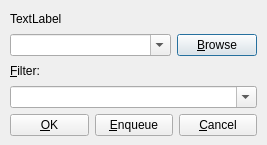
Old version of the form FileOperation/FileOperationDialog.ui in the repository martin-kudlicka/file-commander.
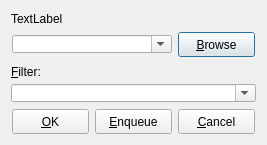
New version of the form.

Commit message: * broken layuout in FileOperationDialog class

```diff
--- a/FileOperation/FileOperationDialog.ui
+++ b/FileOperation/FileOperationDialog.ui
@@ -12,24 +12,15 @@
   <property name="windowTitle" >
    <string>Dialog</string>
   </property>
-  <widget class="QWidget" name="verticalLayout" >
-   <property name="geometry" >
-    <rect>
-     <x>10</x>
-     <y>10</y>
-     <width>247</width>
-     <height>126</height>
-    </rect>
-   </property>
-   <layout class="QVBoxLayout" >
-    <property name="margin" >
-     <number>0</number>
-    </property>
-    <property name="spacing" >
-     <number>6</number>
-    </property>
-    <item>
      <widget class="QLabel" name="qlCount" >
+   <property name="geometry" >
+    <rect>
+     <x>11</x>
+     <y>11</y>
+     <width>245</width>
+     <height>16</height>
+    </rect>
+   </property>
       <property name="text" >
        <string>TextLabel</string>
       </property>
@@ -37,24 +28,57 @@
        <cstring>qcbDestination</cstring>
       </property>
      </widget>
-    </item>
-    <item>
-     <layout class="QHBoxLayout" >
-      <property name="margin" >
-       <number>0</number>
-      </property>
-      <property name="spacing" >
-       <number>6</number>
-      </property>
-      <item>
+  <widget class="QLabel" name="label_2" >
+   <property name="geometry" >
+    <rect>
+     <x>11</x>
+     <y>64</y>
+     <width>245</width>
+     <height>16</height>
+    </rect>
+   </property>
+   <property name="text" >
+    <string>&amp;Filter:</string>
+   </property>
+   <property name="buddy" >
+    <cstring>qcbFilter</cstring>
+   </property>
+  </widget>
+  <widget class="QComboBox" name="qcbFilter" >
+   <property name="geometry" >
+    <rect>
+     <x>11</x>
+     <y>84</y>
+     <width>245</width>
+     <height>18</height>
+    </rect>
+   </property>
+   <property name="editable" >
+    <bool>true</bool>
+   </property>
+  </widget>
        <widget class="QComboBox" name="qcbDestination" >
+   <property name="geometry" >
+    <rect>
+     <x>12</x>
+     <y>35</y>
+     <width>160</width>
+     <height>18</height>
+    </rect>
+   </property>
         <property name="editable" >
          <bool>true</bool>
         </property>
        </widget>
-      </item>
-      <item>
        <widget class="QPushButton" name="qpbBrowse" >
+   <property name="geometry" >
+    <rect>
+     <x>178</x>
+     <y>32</y>
+     <width>77</width>
+     <height>25</height>
+    </rect>
+   </property>
         <property name="sizePolicy" >
          <sizepolicy>
           <hsizetype>4</hsizetype>
@@ -67,58 +91,44 @@
          <string>&amp;Browse</string>
         </property>
        </widget>
-      </item>
-     </layout>
-    </item>
-    <item>
-     <widget class="QLabel" name="label_2" >
-      <property name="text" >
-       <string>&amp;Filter:</string>
-      </property>
-      <property name="buddy" >
-       <cstring>qcbFilter</cstring>
-      </property>
-     </widget>
-    </item>
-    <item>
-     <widget class="QComboBox" name="qcbFilter" >
-      <property name="editable" >
-       <bool>true</bool>
-      </property>
-     </widget>
-    </item>
-    <item>
-     <layout class="QHBoxLayout" >
-      <property name="margin" >
-       <number>0</number>
-      </property>
-      <property name="spacing" >
-       <number>6</number>
-      </property>
-      <item>
        <widget class="QPushButton" name="qpbOK" >
+   <property name="geometry" >
+    <rect>
+     <x>12</x>
+     <y>109</y>
+     <width>77</width>
+     <height>25</height>
+    </rect>
+   </property>
         <property name="text" >
          <string>&amp;OK</string>
         </property>
        </widget>
-      </item>
-      <item>
        <widget class="QPushButton" name="qpbEnqueue" >
+   <property name="geometry" >
+    <rect>
+     <x>95</x>
+     <y>109</y>
+     <width>77</width>
+     <height>25</height>
+    </rect>
+   </property>
         <property name="text" >
          <string>&amp;Enqueue</string>
         </property>
        </widget>
-      </item>
-      <item>
        <widget class="QPushButton" name="qpbCancel" >
+   <property name="geometry" >
+    <rect>
+     <x>178</x>
+     <y>109</y>
+     <width>77</width>
+     <height>25</height>
+    </rect>
+   </property>
         <property name="text" >
          <string>&amp;Cancel</string>
         </property>
-       </widget>
-      </item>
-     </layout>
-    </item>
-   </layout>
   </widget>
  </widget>
  <tabstops>
```
Lines whose indentation alone changed are shown as unchanged.
